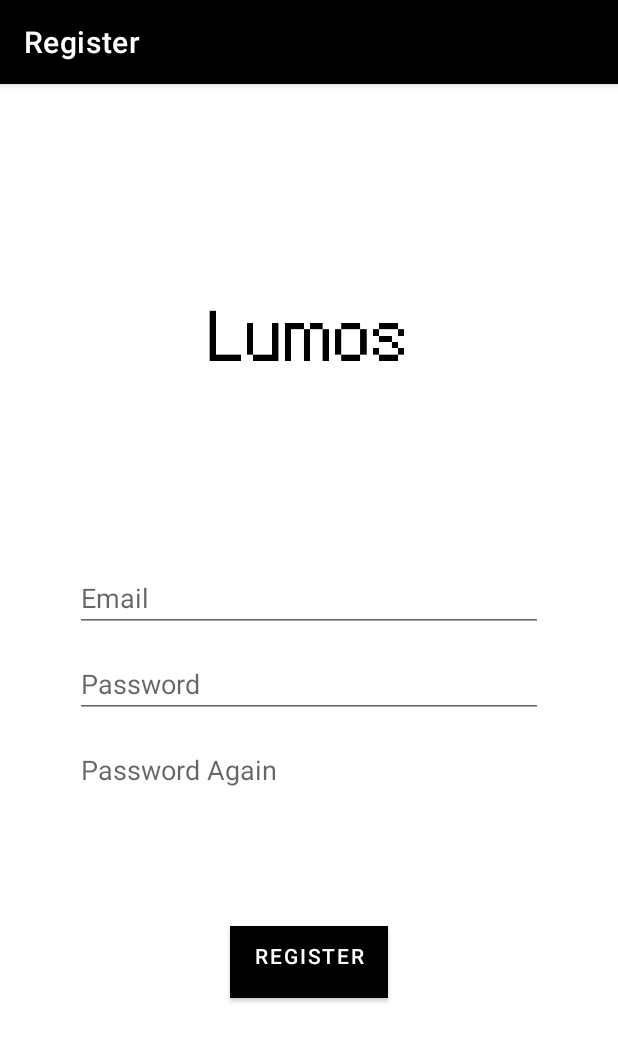
After one commit to MeU1024/Lumos, an Android app: the RegisterActivity screen opened directly, with no data from a screen before it, on a phone screen of 412 x 824 dp. The commit adds this screen. Shown: the top 1042 px of the screen. Run offline under Robolectric (Android 15) with nearby library versions, the phone set to English and light mode, and no system bars.

Commit message:
完成注册登录

```diff
--- /dev/null
+++ b/app/src/main/java/com/example/lumos/ui/info/register/RegisterActivity.java
@@ -0,0 +1,115 @@
+package com.example.lumos.ui.info.register;
+
+import androidx.appcompat.app.AppCompatActivity;
+
+import android.content.Intent;
+import android.content.SharedPreferences;
+import android.content.pm.ActivityInfo;
+import android.os.Bundle;
+import android.text.TextUtils;
+import android.view.View;
+import android.widget.Button;
+import android.widget.EditText;
+import android.widget.Toast;
+
+import com.example.lumos.R;
+
+public class RegisterActivity extends AppCompatActivity {
+
+    private Button btn_register;//注册按钮
+    //用户名，密码，再次输入的密码的控件
+    private EditText user,password,password1;
+    //用户名，密码，再次输入的密码的控件的获取值
+    private String userName,psw,pswAgain;
+    @Override
+    protected void onCreate(Bundle savedInstanceState) {
+        super.onCreate(savedInstanceState);
+        setContentView(R.layout.activity_info_register);
+        //设置页面布局 ,注册界面
+        setContentView(R.layout.activity_info_register);
+        //设置此界面为竖屏
+        setRequestedOrientation(ActivityInfo.SCREEN_ORIENTATION_PORTRAIT);
+        init();
+    }
+
+    private void init() {
+
+        btn_register=findViewById(R.id.btn_register);
+        user=findViewById(R.id.reg_username);
+        password=findViewById(R.id.reg_password);
+        password1=findViewById(R.id.reg_password_again);
+        //注册按钮
+        btn_register.setOnClickListener(new View.OnClickListener(){
+            @Override
+            public void onClick(View v) {
+                //获取输入在相应控件中的字符串
+                getEditString();
+                //判断输入框内容
+                if(TextUtils.isEmpty(userName)){
+                    Toast.makeText(RegisterActivity.this, "请输入用户名", Toast.LENGTH_SHORT).show();
+                    return;
+                }else if(TextUtils.isEmpty(psw)){
+                    Toast.makeText(RegisterActivity.this, "请输入密码", Toast.LENGTH_SHORT).show();
+                    return;
+                }else if(TextUtils.isEmpty(pswAgain)){
+                    Toast.makeText(RegisterActivity.this, "请再次输入密码", Toast.LENGTH_SHORT).show();
+                    return;
+                }else if(!psw.equals(pswAgain)){
+                    Toast.makeText(RegisterActivity.this, "输入两次的密码不同", Toast.LENGTH_SHORT).show();
+                    return;
+                    /** *从SharedPreferences中读取输入的用户名，判断SharedPreferences中是否有此用户名 */
+                }else if(isExistUserName(userName)){
+                    Toast.makeText(RegisterActivity.this, "此帐户名已经存在", Toast.LENGTH_SHORT).show();
+                    return;
+                }else{
+                    Toast.makeText(RegisterActivity.this, "注册成功", Toast.LENGTH_SHORT).show();
+                    //把帐号、密码和帐号标识保存到sp里面
+                    /** * 保存帐号和密码到SharedPreferences中 */
+                    saveRegisterInfo(userName, psw);
+                    //注册成功后把帐号传递到LoginActivity.java中
+                    // 返回值到loginActivity显示
+                    Intent data = new Intent();
+                    data.putExtra("userName", userName);
+                    setResult(RESULT_OK, data);
+                    //RESULT_OK为Activity系统常量，状态码为-1，
+                    // 表示此页面下的内容操做成功将data返回到上一页面，若是是用back返回过去的则不存在用setResult传递data值
+                    RegisterActivity.this.finish();
+                }
+            }
+        });
+    }
+    /** * 获取控件中的字符串 */
+    private void getEditString(){
+        userName=user.getText().toString().trim();
+        psw=password.getText().toString().trim();
+        pswAgain=password1.getText().toString().trim();
+    }
+    /** * 从SharedPreferences中读取输入的用户名，判断SharedPreferences中是否有此用户名 */
+    private boolean isExistUserName(String userName){
+        boolean has_userName=false;
+        //mode_private SharedPreferences sp = getSharedPreferences( );
+        // "loginInfo", MODE_PRIVATE
+        SharedPreferences sp=getSharedPreferences("loginInfo", MODE_PRIVATE);
+        //获取密码
+        String spPsw=sp.getString(userName, "");//传入用户名获取密码
+        //若是密码不为空则确实保存过这个用户名
+        if(!TextUtils.isEmpty(spPsw)) {
+            has_userName=true;
+        }
+        return has_userName;
+    }
+    /** * 保存帐号和密码到SharedPreferences中SharedPreferences */
+    private void saveRegisterInfo(String userName,String psw){
+
+        String md5Psw = psw;
+        //loginInfo表示文件名, mode_private SharedPreferences sp = getSharedPreferences( );
+        SharedPreferences sp=getSharedPreferences("loginInfo", MODE_PRIVATE);
+        //获取编辑器， SharedPreferences.Editor editor -> sp.edit();
+        SharedPreferences.Editor editor=sp.edit();
+        //以用户名为key，密码为value保存在SharedPreferences中
+        //key,value,如键值对，editor.putString(用户名，密码）;
+        editor.putString(userName, md5Psw);
+        //提交修改 editor.commit();
+        editor.commit();
+    }
+}
--- /dev/null
+++ b/app/src/main/res/layout/activity_info_register.xml
@@ -0,0 +1,83 @@
+<?xml version="1.0" encoding="utf-8"?>
+<androidx.constraintlayout.widget.ConstraintLayout xmlns:android="http://schemas.android.com/apk/res/android"
+    xmlns:app="http://schemas.android.com/apk/res-auto"
+    xmlns:tools="http://schemas.android.com/tools"
+    android:layout_width="match_parent"
+    android:layout_height="match_parent"
+    tools:context=".ui.info.register.RegisterActivity">
+
+
+    <ImageView
+        android:id="@+id/iv_head"
+        android:layout_width="428dp"
+        android:layout_height="296dp"
+        android:src="@drawable/lumos_cover"
+        app:layout_constraintEnd_toEndOf="parent"
+        app:layout_constraintStart_toStartOf="parent"
+        app:layout_constraintTop_toTopOf="parent" />
+
+    <Button
+        android:id="@+id/btn_register"
+        android:layout_width="wrap_content"
+        android:layout_height="wrap_content"
+        android:layout_gravity="start"
+        app:layout_constraintEnd_toEndOf="parent"
+        android:layout_marginTop="50dp"
+        android:layout_marginBottom="128dp"
+        android:background="@color/darknavy"
+        android:enabled="true"
+        android:text="Register"
+        android:textColor="@android:color/white"
+        android:visibility="visible"
+        android:gravity="center_horizontal"
+        app:layout_constraintBottom_toBottomOf="parent"
+        app:layout_constraintStart_toStartOf="parent"
+        app:layout_constraintTop_toBottomOf="@+id/reg_password_again" />
+
+    <EditText
+        android:id="@+id/reg_password_again"
+        android:layout_width="0dp"
+        android:layout_height="wrap_content"
+        android:layout_marginStart="50dp"
+        android:layout_marginTop="12dp"
+        android:layout_marginEnd="50dp"
+        android:hint="@string/prompt_password_again"
+        android:imeOptions="actionDone"
+        android:inputType="textPassword"
+        android:selectAllOnFocus="true"
+        app:layout_constraintEnd_toEndOf="parent"
+        app:layout_constraintStart_toStartOf="parent"
+        app:layout_constraintTop_toBottomOf="@+id/reg_password" />
+
+
+    <EditText
+        android:id="@+id/reg_password"
+        android:layout_width="0dp"
+        android:layout_height="wrap_content"
+        android:layout_marginStart="50dp"
+        android:layout_marginTop="12dp"
+        android:layout_marginEnd="50dp"
+        android:hint="@string/prompt_password"
+        android:imeOptions="actionDone"
+        android:inputType="textPassword"
+        android:selectAllOnFocus="true"
+        app:layout_constraintEnd_toEndOf="parent"
+        app:layout_constraintStart_toStartOf="parent"
+        app:layout_constraintTop_toBottomOf="@+id/reg_username" />
+
+    <EditText
+        android:id="@+id/reg_username"
+        android:layout_width="0dp"
+        android:layout_height="wrap_content"
+        android:layout_marginStart="50dp"
+        android:layout_marginTop="320dp"
+        android:layout_marginEnd="50dp"
+        android:hint="@string/prompt_email"
+        android:inputType="textEmailAddress"
+        android:selectAllOnFocus="true"
+        app:layout_constraintEnd_toEndOf="parent"
+        app:layout_constraintStart_toStartOf="parent"
+        app:layout_constraintTop_toTopOf="@id/iv_head" />
+
+
+</androidx.constraintlayout.widget.ConstraintLayout>
--- a/app/src/main/res/values/strings.xml
+++ b/app/src/main/res/values/strings.xml
@@ -5,8 +5,10 @@
     <string name="title_notifications">Notifications</string>
     <string name="title_info">Info</string>
     <string name="title_activity_login">Login</string>
+    <string name="title_activity_register">Register</string>
     <string name="prompt_email">Email</string>
     <string name="prompt_password">Password</string>
+    <string name="prompt_password_again">Password Again</string>
     <string name="action_sign_in">Sign in or register</string>
     <string name="action_sign_in_short">Sign in</string>
     <string name="welcome">"Welcome !"</string>
```
Also changed, not shown: app/src/main/AndroidManifest.xml (+8 -5 lines), app/src/main/java/com/example/lumos/MainActivity.java (+7 -4 lines), app/src/main/res/layout/fragment_info.xml (+8 -8 lines).
